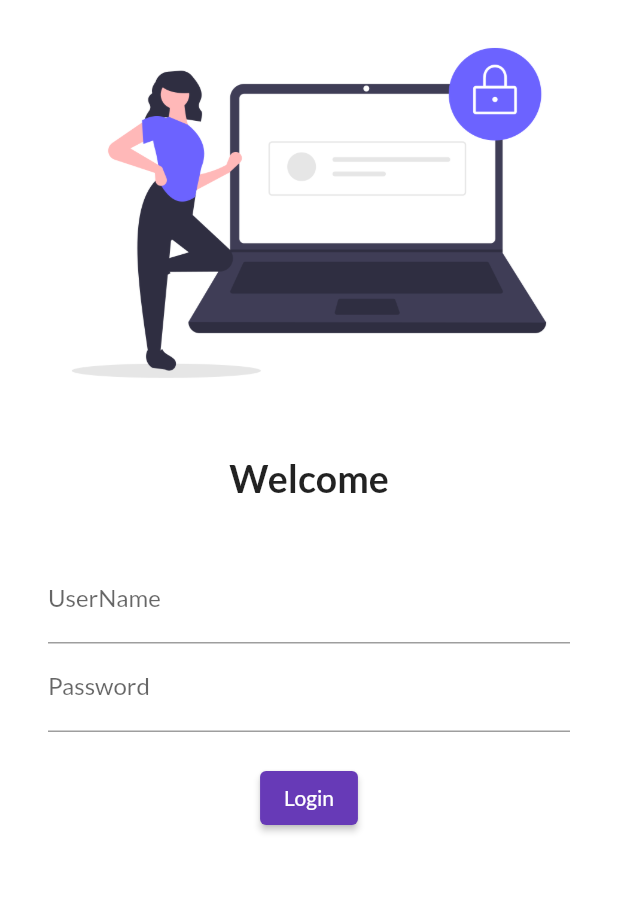
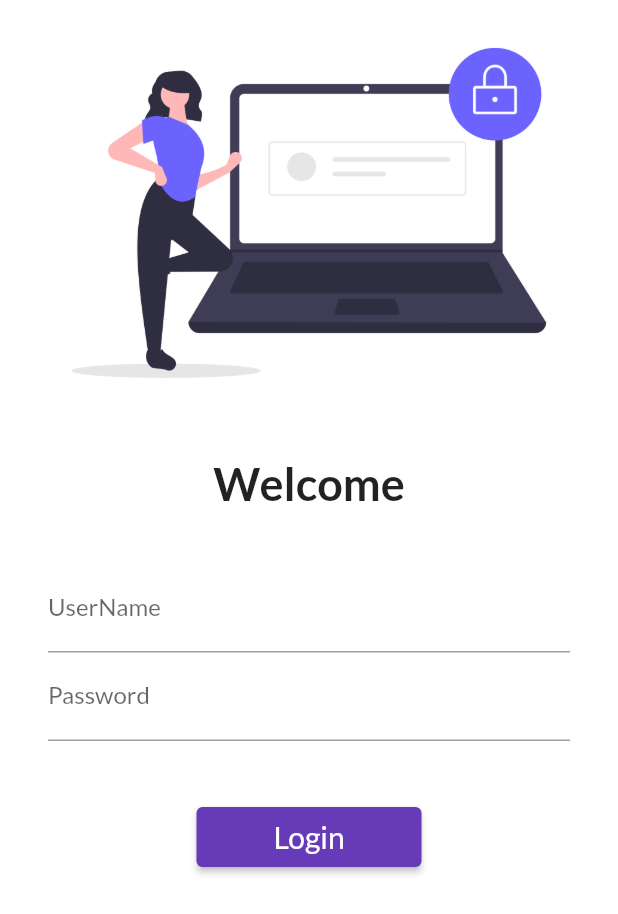
Before and after one commit to Abhinabk/Flutter_App_30_days, a Flutter app: the screen it shows after launch, on a phone screen of 412 x 824 dp. Shown: the top 914 px of the screen. Run offline on Flutter 3.47's test engine with Material 2 defaults, Android fonts, the phone set to English and light mode, and no system bars; our stand-ins replace google_fonts.

Commit message:
day5 final

```diff
--- a/lib/main.dart
+++ b/lib/main.dart
@@ -1,6 +1,7 @@
 import 'package:flutter/material.dart';
 import 'package:flutter_catelog/pages/home_page.dart';
 import 'package:flutter_catelog/pages/login_page.dart';
+import 'package:flutter_catelog/utils/routes.dart';
 import 'package:google_fonts/google_fonts.dart';
 
 void main(){
@@ -23,8 +24,8 @@ class MyApp extends StatelessWidget {
       initialRoute: "/login",
       routes:{
         "/":(contex) => LoginPage(),
-        "/home":(contex) => HomePage(),
-        "/login":(contex) => LoginPage(),
+        MyRoutes.homeRoute:(contex) => HomePage(),
+        MyRoutes.loginRoute:(contex) => LoginPage(),
       } ,
     );
   }
--- a/lib/pages/login_page.dart
+++ b/lib/pages/login_page.dart
@@ -1,9 +1,11 @@
 import 'package:flutter/material.dart';
+import 'package:flutter_catelog/utils/routes.dart';
 class LoginPage extends StatelessWidget {
   @override
   Widget build(BuildContext context) {
     return Material(
       color: Colors.white,
+      child: SingleChildScrollView(
         child: Column(
           children:
           [
@@ -14,7 +16,7 @@ class LoginPage extends StatelessWidget {
           ),
           Text(
             "Welcome",style: TextStyle(
-          fontSize: 25,
+            fontSize: 30,
             fontWeight: FontWeight.bold),
             ),
             SizedBox(
@@ -38,19 +40,26 @@ class LoginPage extends StatelessWidget {
                       ),
                   ),
                     SizedBox(
-                  height: 20.0,
+                    height: 40.0,
                   ),
                   ElevatedButton(
                     onPressed: (){
-                    print("Hi");
+                      Navigator.pushNamed(context, MyRoutes.homeRoute);
                     },
-                  child:Text("Login")
+                    child:Text(
+                      "Login",
+                      style: TextStyle(fontSize: 20),
+                    ),
+                    style: TextButton.styleFrom(
+                      minimumSize: Size(150,40),
+                    ),
                     )
                 ],
               ),
             ),
         ],
         ),
+      ),
     );
   }
 }
--- /dev/null
+++ b/lib/utils/routes.dart
@@ -0,0 +1,4 @@
+class MyRoutes{
+  static String  loginRoute = "/login";
+  static String  homeRoute = "/home";
+}
```
Also changed, not shown: 3 other files. Lines whose indentation alone changed are shown as unchanged.
